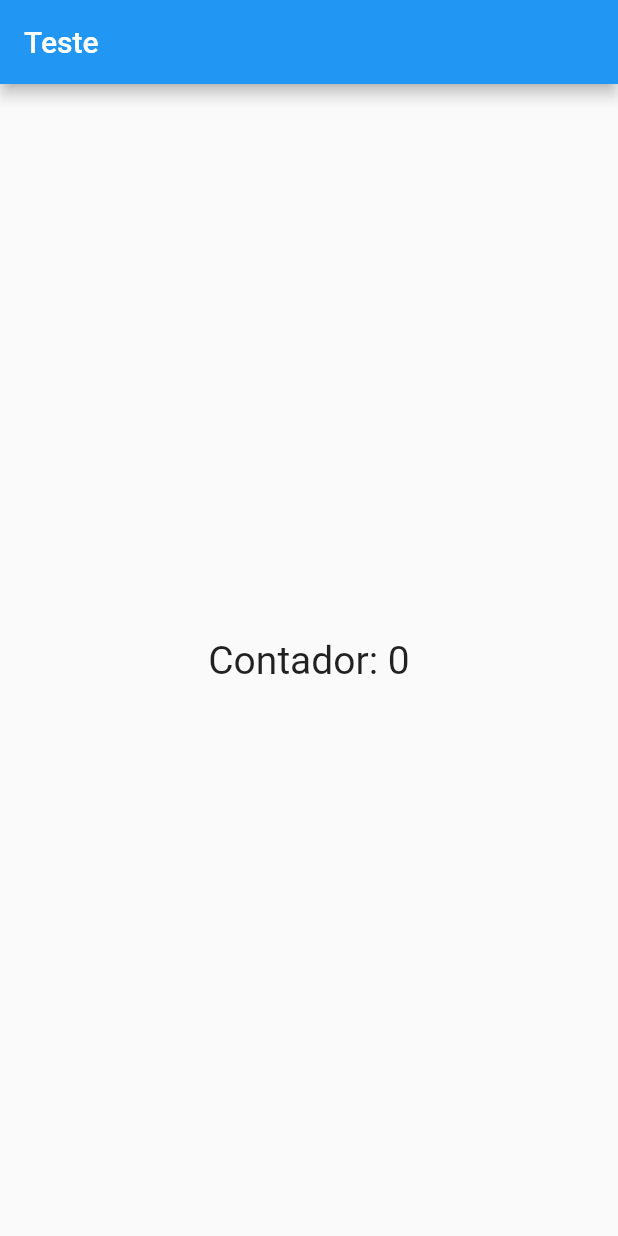
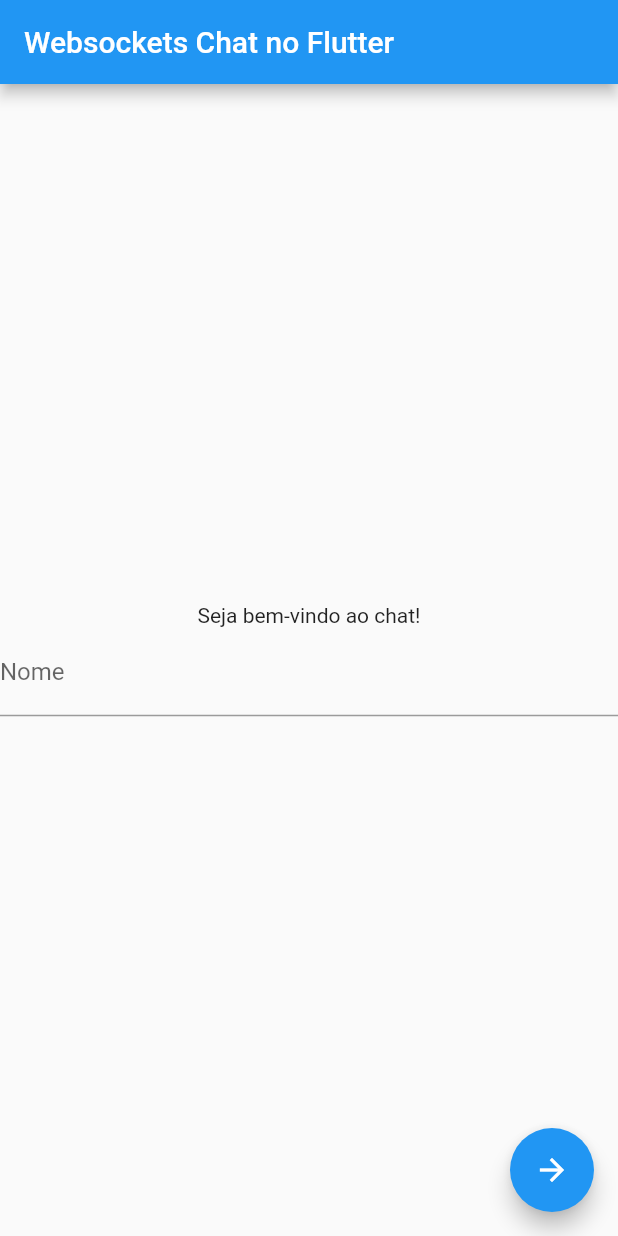
Before and after one commit to leogpinheiro/treinamento_chat_flutter, a Flutter app: the screen it shows after launch, on a phone screen of 412 x 824 dp. Run offline on Flutter 3.47's test engine with Material 2 defaults, Android fonts, the phone set to English and light mode, and no system bars; missing offline and left inert: flutter_socket_io.

```diff
--- /dev/null
+++ b/lib/Usuario.dart
@@ -0,0 +1,6 @@
+class Usuario {
+  String nomeUsuario;
+  String idUsuario;
+
+  Usuario(this.nomeUsuario, this.idUsuario);
+}
--- a/lib/app_widget.dart
+++ /dev/null
@@ -1,13 +0,0 @@
-import 'package:flutter/material.dart';
-import 'home_page.dart';
-
-class AppWidget extends StatelessWidget {
-  @override
-  Widget build(BuildContext context) {
-    return MaterialApp(
-        theme: ThemeData(
-          primarySwatch: Colors.blue,
-        ),
-        home: HomePage());
-  }
-}
--- a/lib/home_page.dart
+++ /dev/null
@@ -1,30 +0,0 @@
-import 'package:flutter/material.dart';
-
-class HomePage extends StatefulWidget {
-  @override
-  State<HomePage> createState() {
-    return HomePageState();
-  }
-}
-
-class HomePageState extends State<HomePage> {
-  int count = 0;
-
-  @override
-  Widget build(BuildContext context) {
-    return Scaffold(
-      appBar: AppBar(
-        title: Text('Teste'),
-      ),
-      body: Center(
-          child: GestureDetector(
-        child: Text('Contador: $count', style: TextStyle(fontSize: 26)),
-        onTap: () {
-          setState(() {
-            count++;
-          });
-        },
-      )),
-    );
-  }
-}
--- a/lib/main.dart
+++ b/lib/main.dart
@@ -1,6 +1,20 @@
 import 'package:flutter/material.dart';
-import 'app_widget.dart';
+import 'package:testechatleo/telaAcesso.dart';
 
 void main() {
-  runApp(AppWidget());
+  runApp(MyApp());
 }
+
+class MyApp extends StatelessWidget {
+  @override
+  Widget build(BuildContext context) {
+    return MaterialApp(
+      title: 'Chat no Flutter',
+      theme: ThemeData(
+        primarySwatch: Colors.blue,
+        visualDensity: VisualDensity.adaptivePlatformDensity,
+      ),
+      home: MyHomePage(title: 'Websockets Chat no Flutter'),
+    );
+  }
+}
--- /dev/null
+++ b/lib/telaAcesso.dart
@@ -0,0 +1,45 @@
+import 'package:flutter/material.dart';
+import 'package:testechatleo/TelaChat.dart';
+import 'SocketControl.dart';
+
+class MyHomePage extends StatefulWidget {
+  MyHomePage({Key key, this.title}) : super(key: key);
+  final String title;
+
+  @override
+  _MyHomePageState createState() => _MyHomePageState();
+}
+
+class _MyHomePageState extends State<MyHomePage> {
+  final TextEditingController myTextController = TextEditingController();
+
+  void goToMainPage(String nomeUsuario, BuildContext context) {
+    new SocketControl().fazConexao();
+    Navigator.push(context, MaterialPageRoute(builder: (context) => TelaChat(nomeUsuario)));
+  }
+
+  @override
+  Widget build(BuildContext context) => Scaffold(
+        appBar: AppBar(
+          title: Text(widget.title),
+        ),
+        body: Center(
+          child: Column(
+            mainAxisAlignment: MainAxisAlignment.center,
+            children: [
+              Text('Seja bem-vindo ao chat!'),
+              TextField(
+                controller: myTextController,
+                decoration: InputDecoration(labelText: "Nome"),
+                onSubmitted: (nomeUsuario) => goToMainPage(nomeUsuario, context),
+              ),
+            ],
+          ),
+        ),
+        floatingActionButton: FloatingActionButton(
+          onPressed: () => goToMainPage(myTextController.text, context),
+          tooltip: 'Acessar',
+          child: Icon(Icons.arrow_forward),
+        ),
+      );
+}
--- a/pubspec.yaml
+++ b/pubspec.yaml
@@ -1,4 +1,4 @@
-name: chat_treinamento
+name: testechatleo
 description: A new Flutter project.
 publish_to: 'none'
 version: 1.0.0+1
@@ -8,6 +8,7 @@ dependencies:
   flutter:
     sdk: flutter
   cupertino_icons: ^1.0.0
+  flutter_socket_io: ^0.6.0
 dev_dependencies:
   flutter_test:
     sdk: flutter
```
Also changed, not shown: lib/Mensagem.dart (added, +8 -0 lines), lib/SocketControl.dart (added, +40 -0 lines), lib/TelaChat.dart (added, +86 -0 lines), pubspec.lock, 13 other files.
